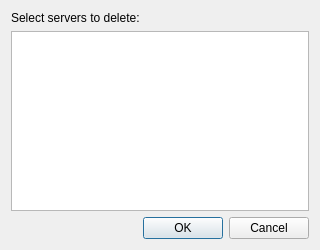
The window that src/deleteserversdialog.ui (velnias75/NetMauMau-Qt-Client) describes before a commit, drawn with Qt 5.
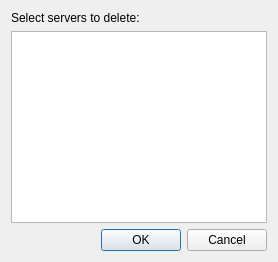
The same window after the commit.

What changed in the file:
```diff
--- a/src/deleteserversdialog.ui
+++ b/src/deleteserversdialog.ui
@@ -2,14 +2,6 @@
 <ui version="4.0">
  <class>DeleteServersDialog</class>
  <widget class="QDialog" name="DeleteServersDialog">
-  <property name="geometry">
-   <rect>
-    <x>0</x>
-    <y>0</y>
-    <width>320</width>
-    <height>250</height>
-   </rect>
-  </property>
   <property name="windowTitle">
    <string>Delete servers</string>
   </property>
```
